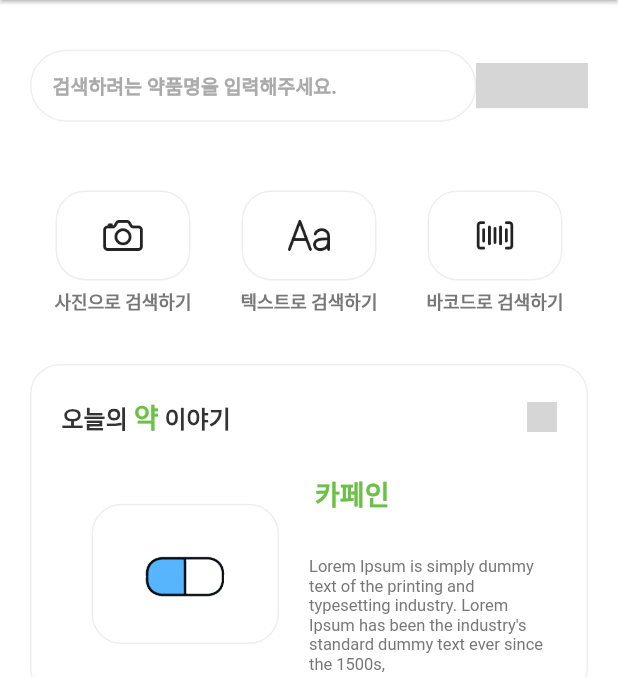
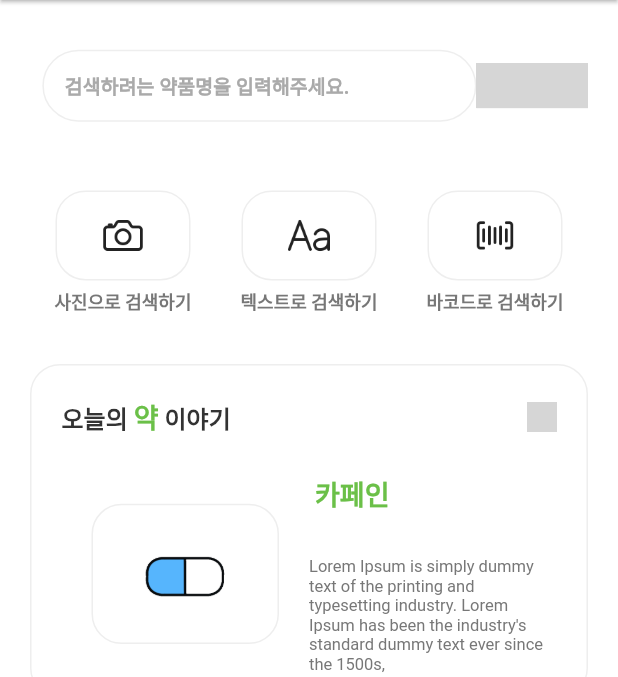
Before and after one commit to Dongguk-Univ-Drugs/pillology, a Flutter app: the screen it shows after launch, on a phone screen of 412 x 824 dp, the part 84-761 px from its top. Run offline on Flutter 3.47's test engine with Material 2 defaults, Android fonts, the phone set to English and light mode, and no system bars; missing offline and left inert: imagebutton; grey boxes are pictures that could not be loaded.

Commit message:
Update home_main.dart

```diff
--- a/pill/lib/components/body/home/home_main.dart
+++ b/pill/lib/components/body/home/home_main.dart
@@ -54,15 +54,18 @@ class _SearchBarState extends State<SearchBar> {
       mainAxisAlignment: MainAxisAlignment.spaceEvenly,
       children: [
         Expanded(
-          flex: 8,
-          child: TextFormField(
-            controller: searchController,
-            decoration: inputDecoration("검색하려는 약품명을 입력해주세요."),
-          ),
-        ),
+            flex: 8,
+            child: Container(
+                margin: EdgeInsets.only(
+                    left: MediaQuery.of(context).size.width * 0.02),
+                child: TextFormField(
+                  controller: searchController,
+                  decoration: inputDecoration("검색하려는 약품명을 입력해주세요."),
+                ))),
         Expanded(
             flex: 2,
             child: ImageButton(
+              mainAxisAlignment: MainAxisAlignment.end,
               height: 30,
               width: 30,
               children: [
@@ -272,7 +275,8 @@ Container emergency(BuildContext context) {
                   flex: 4,
                   child: TextButton(
                     onPressed: () => print("emergency1"),
-                    child: makeBoldTitleWithSize("상황별\n응급처치", 18.0, TextAlign.center),
+                    child: makeBoldTitleWithSize(
+                        "상황별\n응급처치", 18.0, TextAlign.center),
                     style: TextButton.styleFrom(
                         padding: EdgeInsets.symmetric(
                             vertical: MediaQuery.of(context).size.height * 0.03,
@@ -282,8 +286,7 @@ Container emergency(BuildContext context) {
                             borderRadius: BorderRadius.circular(20),
                             side: BorderSide(color: colorEEE)),
                         backgroundColor: Colors.white,
-                        elevation: 1.0
-                        ),
+                        elevation: 1.0),
                   )),
               Expanded(
                 flex: 1,
@@ -293,7 +296,8 @@ Container emergency(BuildContext context) {
                   flex: 4,
                   child: TextButton(
                     onPressed: () => print("emergency2"),
-                    child: makeBoldTitleWithSize("독극물\n응급처치", 18.0, TextAlign.center),
+                    child: makeBoldTitleWithSize(
+                        "독극물\n응급처치", 18.0, TextAlign.center),
                     style: TextButton.styleFrom(
                         padding: EdgeInsets.symmetric(
                             vertical: MediaQuery.of(context).size.height * 0.03,
@@ -303,8 +307,7 @@ Container emergency(BuildContext context) {
                             borderRadius: BorderRadius.circular(20),
                             side: BorderSide(color: colorEEE)),
                         backgroundColor: Colors.white,
-                        elevation: 1.0
-                        ),
+                        elevation: 1.0),
                   ))
             ],
           ),
```
